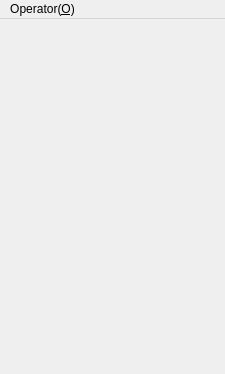
Above: MainWindow.ui from KangLin/RabbitIm before the change. Below: the same form after it.
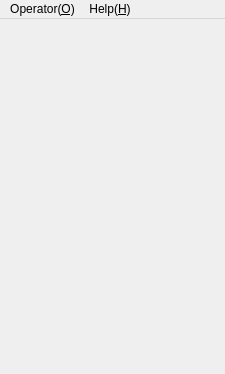
That is the form after the change.

Patch:
```diff
--- a/MainWindow.ui
+++ b/MainWindow.ui
@@ -30,7 +30,14 @@
     <addaction name="actionRegister_R"/>
     <addaction name="actionExit_O"/>
    </widget>
+   <widget class="QMenu" name="menuHelp_H">
+    <property name="title">
+     <string>Help(&amp;H)</string>
+    </property>
+    <addaction name="actionAbout_A"/>
+   </widget>
    <addaction name="menuOperator_O"/>
+   <addaction name="menuHelp_H"/>
   </widget>
   <action name="actionExit_O">
    <property name="text">
```
Left out of the diff: 5 changed lines with no effect on the pictures.
